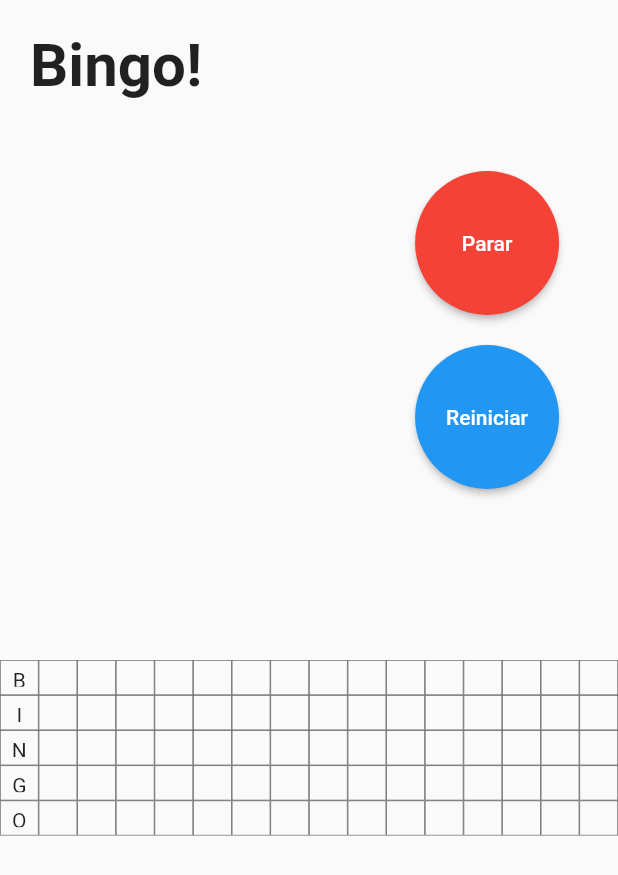
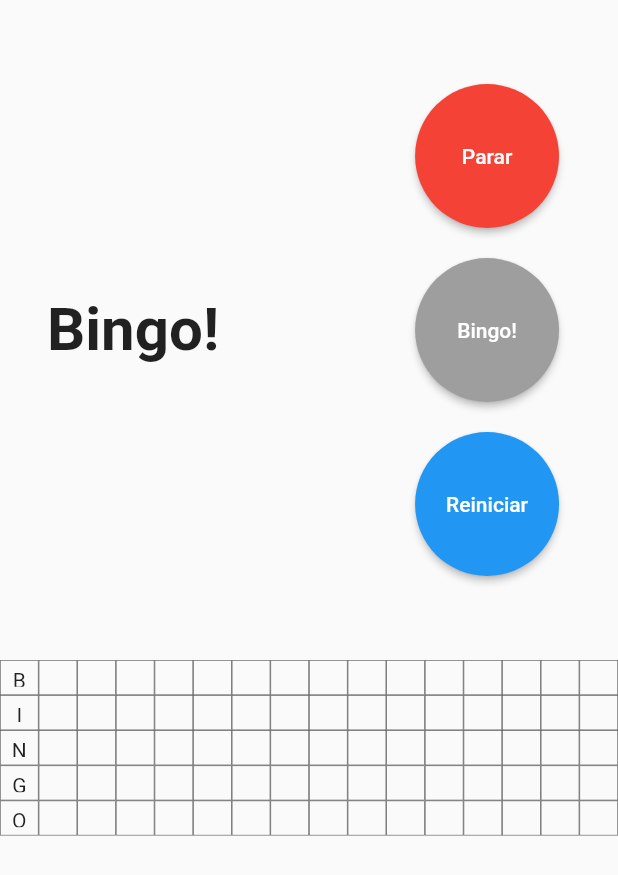
Before and after one commit to CarlosRDZCas/Bingo-Flutter, a Flutter app: the screen it shows after launch, after a tap on "Iniciar", on a phone screen of 412 x 824 dp. Shown: the top 875 px of the screen. Run offline on Flutter 3.47's test engine with Material 2 defaults, Android fonts, the phone set to English and light mode, and no system bars; our stand-ins replace animate_do.

Commit message:
Bingo falta diseño

```diff
--- a/lib/providers/bingo_provider.dart
+++ b/lib/providers/bingo_provider.dart
@@ -6,6 +6,14 @@ class BingoProvider extends ChangeNotifier {
   List<String> NumerosSalidos = [];
   List<String> NumerosBingo =
       List<String>.generate(76, (int index) => '$index');
+  late Timer timer;
+
+  bool _winner = false;
+  bool get winner => _winner;
+  set winner(bool value) {
+    _winner = value;
+    notifyListeners();
+  }
 
   bool _isPlaying = false;
   bool get isPlaying => _isPlaying;
@@ -21,12 +29,21 @@ class BingoProvider extends ChangeNotifier {
     notifyListeners();
   }
 
-  late Timer timer;
   BingoProvider() {
     NumerosBingo.remove('0');
   }
 
+  ganador() {
+    isPlaying = false;
+    timer.cancel();
+    winner = true;
+    Future.delayed(const Duration(seconds: 15), () {
+      reiniciar();
+    });
+  }
+
   jugar() {
+    winner = false;
     isPlaying = true;
     timer = Timer.periodic(const Duration(seconds: 2), (time) {
       NumerosBingo.shuffle();
@@ -67,6 +84,7 @@ class BingoProvider extends ChangeNotifier {
 
   reiniciar() {
     isPlaying = false;
+    winner = false;
     timer.cancel();
     NumerosBingo = List<String>.generate(76, (int index) => '$index');
     NumerosBingo.remove('0');
--- a/lib/src/bingo.dart
+++ b/lib/src/bingo.dart
@@ -1,3 +1,5 @@
+import 'dart:ui';
+
 import 'package:animate_do/animate_do.dart';
 import 'package:bingo/providers/bingo_provider.dart';
 import 'package:flutter/material.dart';
@@ -14,7 +16,31 @@ class Bingo extends StatelessWidget {
     return SafeArea(
       child: Stack(
         children: [
-          Column(
+          const Body(),
+          if (bingo.winner)
+            Bounce(
+              infinite: true,
+              duration: const Duration(milliseconds: 1500),
+              child: BackdropFilter(
+                  filter: ImageFilter.blur(sigmaX: 4.0, sigmaY: 4.0),
+                  child:
+                      Container(child: const Center(child: Text('Ganador!')))),
+            ),
+        ],
+      ),
+    );
+  }
+}
+
+class Body extends StatelessWidget {
+  const Body({
+    Key? key,
+  }) : super(key: key);
+
+  @override
+  Widget build(BuildContext context) {
+    final bingo = Provider.of<BingoProvider>(context);
+    return Column(
       children: [
         Padding(
           padding: const EdgeInsets.all(20.0),
@@ -31,40 +57,49 @@ class Bingo extends StatelessWidget {
                     children: [
                       ElevatedButton(
                           style: ButtonStyle(
-                                    backgroundColor:
-                                        MaterialStateProperty.all<Color>(
-                                            bingo.isPlaying
-                                                ? Colors.red
-                                                : Colors.green),
-                                    padding: MaterialStateProperty.all<
-                                            EdgeInsetsGeometry>(
+                              backgroundColor: MaterialStateProperty.all<Color>(
+                                  bingo.isPlaying ? Colors.red : Colors.green),
+                              padding:
+                                  MaterialStateProperty.all<EdgeInsetsGeometry>(
                                       const EdgeInsets.all(40)),
-                                    shape:
-                                        MaterialStateProperty.all<CircleBorder>(
+                              shape: MaterialStateProperty.all<CircleBorder>(
                                   const CircleBorder())),
                           onPressed: () {
-                                  bingo.isPlaying
-                                      ? bingo.parar()
-                                      : bingo.jugar();
+                            bingo.isPlaying ? bingo.parar() : bingo.jugar();
                           },
-                                child: Text(
-                                    bingo.isPlaying ? "Parar" : "Iniciar")),
+                          child: Text(bingo.isPlaying ? "Parar" : "Iniciar")),
+                      const SizedBox(height: 20),
+                      ElevatedButton(
+                          style: ButtonStyle(
+                              backgroundColor: MaterialStateProperty.all<Color>(
+                                  bingo.NumerosSalidos.isNotEmpty
+                                      ? Colors.blue
+                                      : Colors.grey),
+                              padding:
+                                  MaterialStateProperty.all<EdgeInsetsGeometry>(
+                                      const EdgeInsets.all(40)),
+                              shape: MaterialStateProperty.all<CircleBorder>(
+                                  const CircleBorder())),
+                          onPressed: () {
+                            bingo.NumerosSalidos.isNotEmpty
+                                ? bingo.ganador()
+                                : null;
+                          },
+                          child: const Text("Bingo!")),
                       const SizedBox(height: 20),
                       ElevatedButton(
                           style: ButtonStyle(
                               backgroundColor:
-                                        MaterialStateProperty.all<Color>(
-                                            Colors.blue),
-                                    padding: MaterialStateProperty.all<
-                                            EdgeInsetsGeometry>(
+                                  MaterialStateProperty.all<Color>(Colors.blue),
+                              padding:
+                                  MaterialStateProperty.all<EdgeInsetsGeometry>(
                                       const EdgeInsets.all(40)),
-                                    shape:
-                                        MaterialStateProperty.all<CircleBorder>(
+                              shape: MaterialStateProperty.all<CircleBorder>(
                                   const CircleBorder())),
                           onPressed: () {
                             bingo.reiniciar();
                           },
-                                child: const Text("Reiniciar"))
+                          child: const Text("Reiniciar")),
                     ],
                   )
                 ],
@@ -76,9 +111,6 @@ class Bingo extends StatelessWidget {
           child: BallsGridView(),
         )
       ],
-          ),
-        ],
-      ),
     );
   }
 }
--- a/lib/widgets/balls.dart
+++ b/lib/widgets/balls.dart
@@ -24,9 +24,11 @@ class Balls extends StatelessWidget {
                   'assets/images/${bingo.numero}.png',
                   scale: 1.2,
                 )
-              : Text(bingo.numero,
-                  style: const TextStyle(
-                      fontSize: 40, fontWeight: FontWeight.bold)),
+              : Center(
+                child: Text(bingo.numero,
+                    style: const TextStyle(
+                        fontSize: 40, fontWeight: FontWeight.bold)),
+              ),
         ),
       ),
     );
```
Lines whose indentation alone changed are shown as unchanged.
